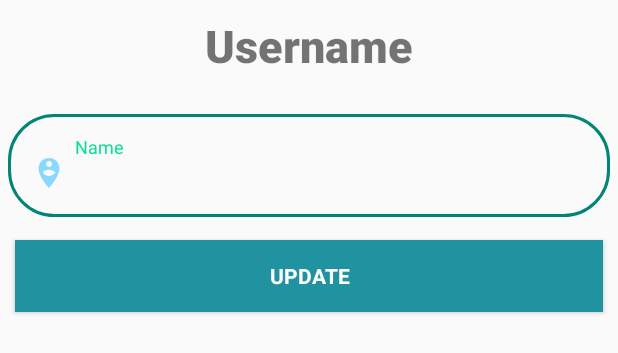
After one commit to UjjwolKayastha/TrackerApplication, an Android app: the layout update_dialog.xml on its own in the app's theme, with its tools: preview values and no code run, on a phone screen of 412 x 824 dp. The commit adds this screen. Shown: the top 353 px of the screen. Run offline under Robolectric (Android 15) with nearby library versions, the phone set to English and light mode, and no system bars.

Commit message:
Username Update Functionality Added

```diff
--- a/app/src/main/res/layout/activity_profile.xml
+++ b/app/src/main/res/layout/activity_profile.xml
@@ -109,7 +109,7 @@
 
 
         <Button
-            android:id="@+id/imageButton3"
+            android:id="@+id/btnUpdateDialog"
             android:layout_width="wrap_content"
             android:layout_height="wrap_content"
             android:layout_marginTop="8dp"
@@ -137,7 +137,7 @@
             android:padding="8dp"
             android:text="Delete Account ?"
             android:textColor="@android:color/white"
-            app:layout_constraintStart_toEndOf="@+id/imageButton3"
+            app:layout_constraintStart_toEndOf="@+id/btnUpdateDialog"
             app:layout_constraintTop_toTopOf="@+id/view2"
             tools:ignore="VectorDrawableCompat" />
 
--- /dev/null
+++ b/app/src/main/res/layout/update_dialog.xml
@@ -0,0 +1,54 @@
+<?xml version="1.0" encoding="utf-8"?>
+<LinearLayout
+    xmlns:android="http://schemas.android.com/apk/res/android" android:layout_width="match_parent"
+    android:layout_height="match_parent"
+    android:orientation="vertical">
+    <TextView
+        android:id="@+id/OldUsernameTextView"
+        android:layout_marginTop="10dp"
+        android:layout_width="wrap_content"
+        android:layout_height="wrap_content"
+        android:text="Username"
+        android:textSize="30dp"
+        android:layout_gravity="center"
+        android:layout_marginBottom="20dp"
+        android:textStyle="bold"
+        android:fontFamily="sans-serif-medium"
+        />
+
+    <android.support.design.widget.TextInputLayout
+        android:layout_width="match_parent"
+        android:layout_height="wrap_content"
+        android:background="@drawable/edittext_rounded"
+        android:padding="15dp"
+        android:layout_margin="5dp"
+       >
+
+        <android.support.design.widget.TextInputEditText
+            android:id="@+id/updateUsernameEditText"
+            android:layout_width="match_parent"
+            android:layout_height="wrap_content"
+            android:drawablePadding="5dp"
+            android:drawableLeft="@drawable/ic_action_person"
+            android:background="@android:color/transparent"
+            android:ellipsize="end"
+            android:textSize="20dp"
+            android:hint="Name"
+            android:inputType="text"
+            android:maxLines="1" />
+    </android.support.design.widget.TextInputLayout>
+
+    <Button
+        android:layout_margin="10dp"
+        android:id="@+id/updateUsernameButton"
+        style="?android:textAppearanceSmall"
+        android:layout_width="match_parent"
+        android:layout_height="wrap_content"
+        android:layout_marginTop="18dp"
+        android:background="@color/colorNew"
+        android:text="Update"
+        android:textColor="@android:color/white"
+        android:textStyle="bold" />
+
+
+</LinearLayout>
```
Also changed, not shown: app/src/main/java/kayastha/ujjwol/atrackerapp/Profile.java (+50 -2 lines), app/src/main/java/kayastha/ujjwol/atrackerapp/SignUp.java (+86 -86 lines), app/src/main/res/layout/activity_sign_up.xml (+0 -10 lines).
